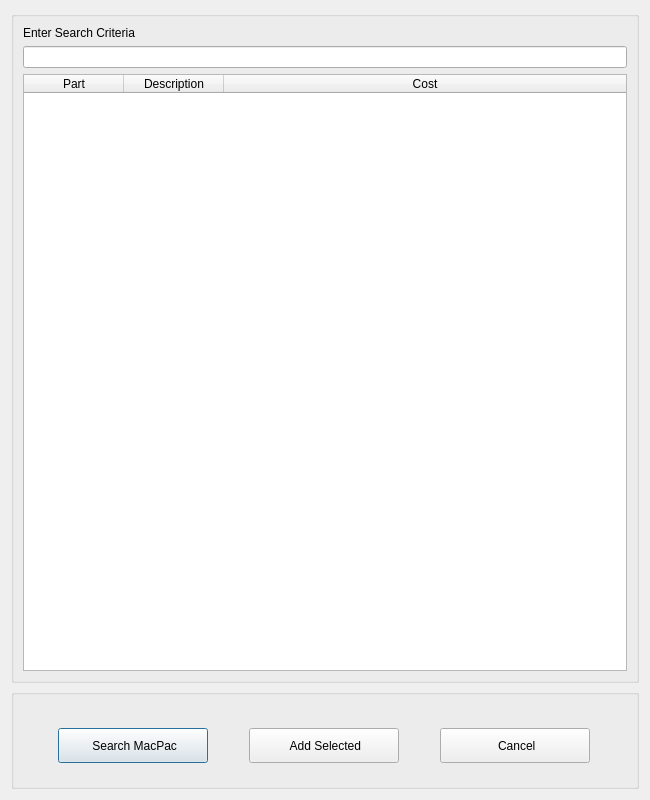
Qt form View/searchdialog.ui (topherMcDonald/SPO) before a commit.
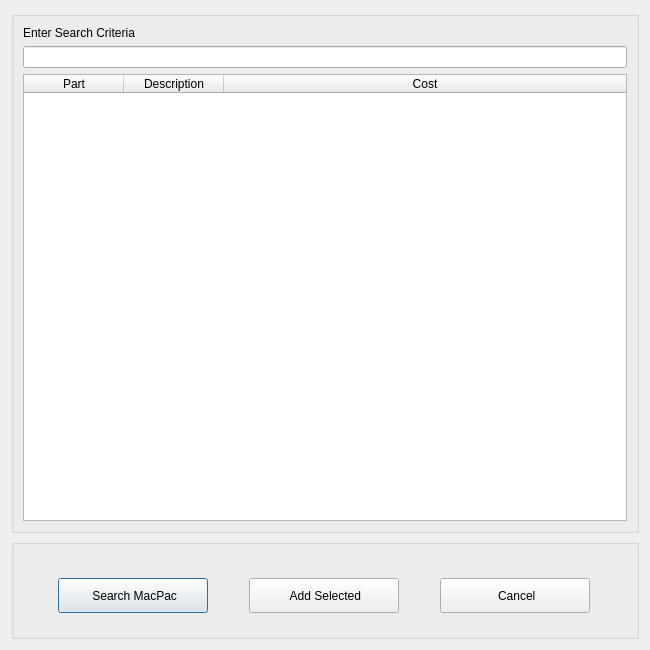
The same form after that commit. Icons and pictures are not drawn.

What changed in the file:
```diff
--- a/View/searchdialog.ui
+++ b/View/searchdialog.ui
@@ -7,7 +7,7 @@
     <x>0</x>
     <y>0</y>
     <width>650</width>
-    <height>800</height>
+    <height>650</height>
    </rect>
   </property>
   <property name="sizePolicy">
```
